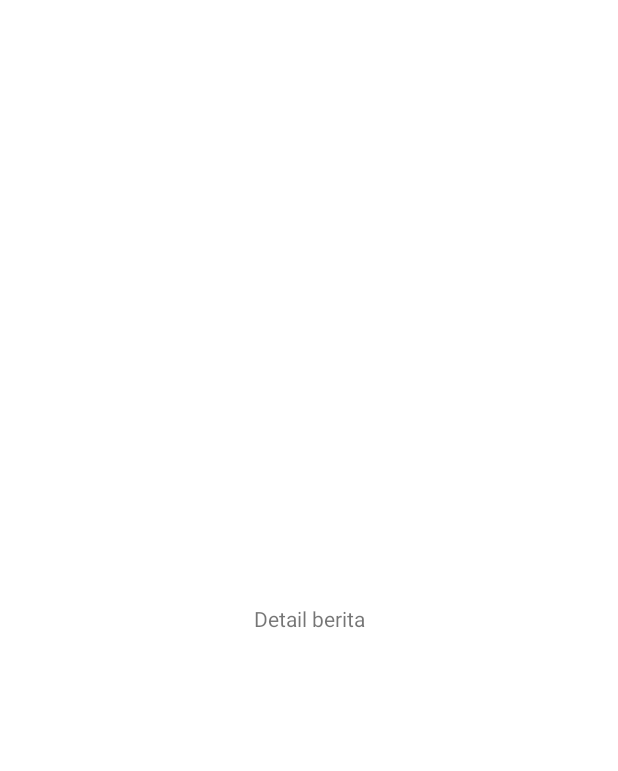
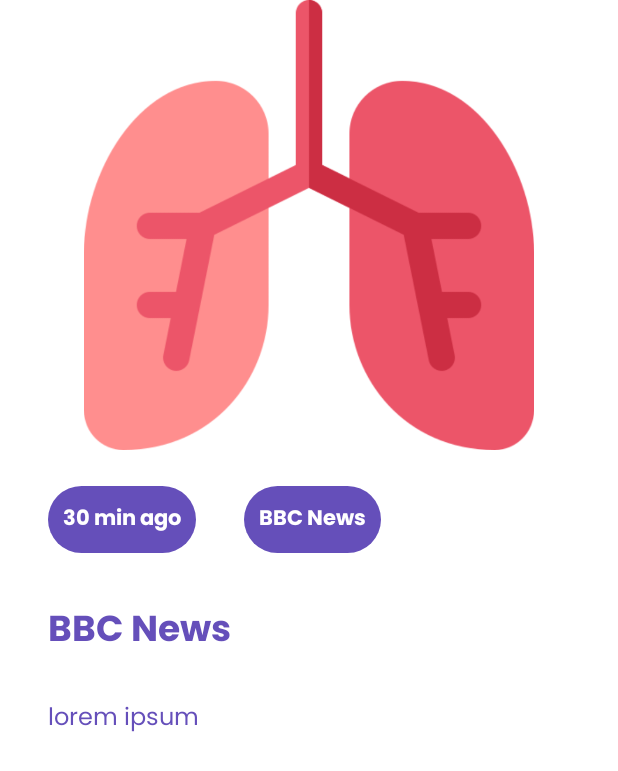
Before and after one commit to DaffRazan/Lunion, an Android app: the DetailNewsActivity screen opened directly, with no data from a screen before it, on a phone screen of 412 x 824 dp. Before the commit the part shown is almost empty. Shown: the top 771 px of the screen. Run offline under Robolectric (Android 15) with nearby library versions, the phone set to English and light mode, and no system bars.

Commit message:
Update detect, result detect, news, and air quality fragments

```diff
--- a/Android Development/LunionApp/app/build.gradle
+++ b/Android Development/LunionApp/app/build.gradle
@@ -1,6 +1,7 @@
 plugins {
     id 'com.android.application'
     id 'kotlin-android'
+    id 'kotlin-parcelize'
 }
 
 android {
--- a/Android Development/LunionApp/app/src/main/res/layout/activity_detail_news.xml
+++ b/Android Development/LunionApp/app/src/main/res/layout/activity_detail_news.xml
@@ -6,13 +6,66 @@
     android:layout_height="match_parent"
     tools:context=".ui.DetailNewsActivity">
 
-    <TextView
-        android:layout_width="wrap_content"
-        android:layout_height="wrap_content"
-        android:text="Detail berita"
-        app:layout_constraintBottom_toBottomOf="parent"
+    <ImageView
+        android:id="@+id/img_news_article"
+        android:layout_width="match_parent"
+        android:layout_height="300dp"
+        android:src="@drawable/lungs"
         app:layout_constraintEnd_toEndOf="parent"
         app:layout_constraintStart_toStartOf="parent"
         app:layout_constraintTop_toTopOf="parent" />
 
+    <TextView
+        android:id="@+id/tv_news_time"
+        android:layout_width="wrap_content"
+        android:layout_height="wrap_content"
+        android:layout_marginStart="32dp"
+        android:layout_marginTop="24dp"
+        android:background="@drawable/search_shape"
+        android:fontFamily="@font/poppins_bold"
+        android:padding="10dp"
+        android:text="@string/tv_article_time"
+        android:textColor="@color/white"
+        app:layout_constraintStart_toStartOf="parent"
+        app:layout_constraintTop_toBottomOf="@+id/img_news_article" />
+
+    <TextView
+        android:id="@+id/tv_news_source"
+        android:layout_width="wrap_content"
+        android:layout_height="wrap_content"
+        android:layout_marginStart="32dp"
+        android:layout_marginTop="24dp"
+        android:background="@drawable/search_shape"
+        android:fontFamily="@font/poppins_bold"
+        android:padding="10dp"
+        android:text="@string/tv_source"
+        android:textColor="@color/white"
+        app:layout_constraintStart_toEndOf="@+id/tv_news_time"
+        app:layout_constraintTop_toBottomOf="@+id/img_news_article" />
+
+    <TextView
+        android:id="@+id/tv_news_title"
+        android:layout_width="wrap_content"
+        android:layout_height="wrap_content"
+        android:layout_marginStart="32dp"
+        android:layout_marginTop="32dp"
+        android:textSize="24sp"
+        android:fontFamily="@font/poppins_bold"
+        android:text="@string/tv_source"
+        android:textColor="@color/primary_color"
+        app:layout_constraintStart_toStartOf="parent"
+        app:layout_constraintTop_toBottomOf="@+id/tv_news_source" />
+
+    <TextView
+        android:id="@+id/tv_news_content"
+        android:layout_width="wrap_content"
+        android:layout_height="wrap_content"
+        android:layout_marginStart="32dp"
+        android:layout_marginTop="24dp"
+        android:fontFamily="@font/poppins_regular"
+        android:text="@string/tv_news_content"
+        android:textColor="@color/primary_color"
+        android:textSize="16sp"
+        app:layout_constraintStart_toStartOf="parent"
+        app:layout_constraintTop_toBottomOf="@+id/tv_news_title" />
 </androidx.constraintlayout.widget.ConstraintLayout>
--- a/Android Development/LunionApp/app/src/main/res/layout/fragment_news.xml
+++ b/Android Development/LunionApp/app/src/main/res/layout/fragment_news.xml
@@ -51,13 +51,15 @@
 
     <androidx.recyclerview.widget.RecyclerView
         android:layout_width="match_parent"
-        android:layout_height="wrap_content"
+        android:layout_height="0dp"
         android:layout_marginStart="16dp"
         android:layout_marginTop="24dp"
         android:layout_marginEnd="16dp"
+        app:layout_constraintBottom_toBottomOf="parent"
         app:layout_constraintEnd_toEndOf="parent"
         app:layout_constraintStart_toStartOf="parent"
-        app:layout_constraintTop_toBottomOf="@+id/searchView"/>
+        app:layout_constraintTop_toBottomOf="@+id/searchView"
+        tools:listitem="@layout/items_news" />
 
 
 </androidx.constraintlayout.widget.ConstraintLayout>
--- a/Android Development/LunionApp/app/src/main/res/values/colors.xml
+++ b/Android Development/LunionApp/app/src/main/res/values/colors.xml
@@ -5,10 +5,12 @@
     <color name="purple_700">#FF3700B3</color>
     <color name="teal_200">#FF03DAC5</color>
     <color name="teal_700">#FF018786</color>
+    <color name="gray">#808080</color>
     <color name="black">#FF000000</color>
     <color name="white">#FFFFFFFF</color>
     <color name="primary_color">#654FBA</color>
     <color name="secondary_color">#23049D</color>
     <color name="background_main">#f9fcfb</color>
     <color name="nav_active">#440a67</color>
+    =
 </resources>
```
Also changed, not shown: Android Development/LunionApp/app/src/main/java/com/lunion/lunionapp/model/News.kt (added, +10 -0 lines), Android Development/LunionApp/app/src/main/java/com/lunion/lunionapp/model/NewsItem.kt (added, +14 -0 lines), Android Development/LunionApp/app/src/main/java/com/lunion/lunionapp/ui/adapter/NewsAdapter.kt (added, +45 -0 lines), Android Development/LunionApp/app/src/main/res/layout/activity_result_detection.xml (+42 -4 lines), Android Development/LunionApp/app/src/main/res/layout/fragment_detection.xml (+10 -33 lines), Android Development/LunionApp/app/src/main/res/layout/items_news.xml (added, +69 -0 lines), Android Development/LunionApp/app/src/main/res/values/strings.xml (+10 -4 lines).
